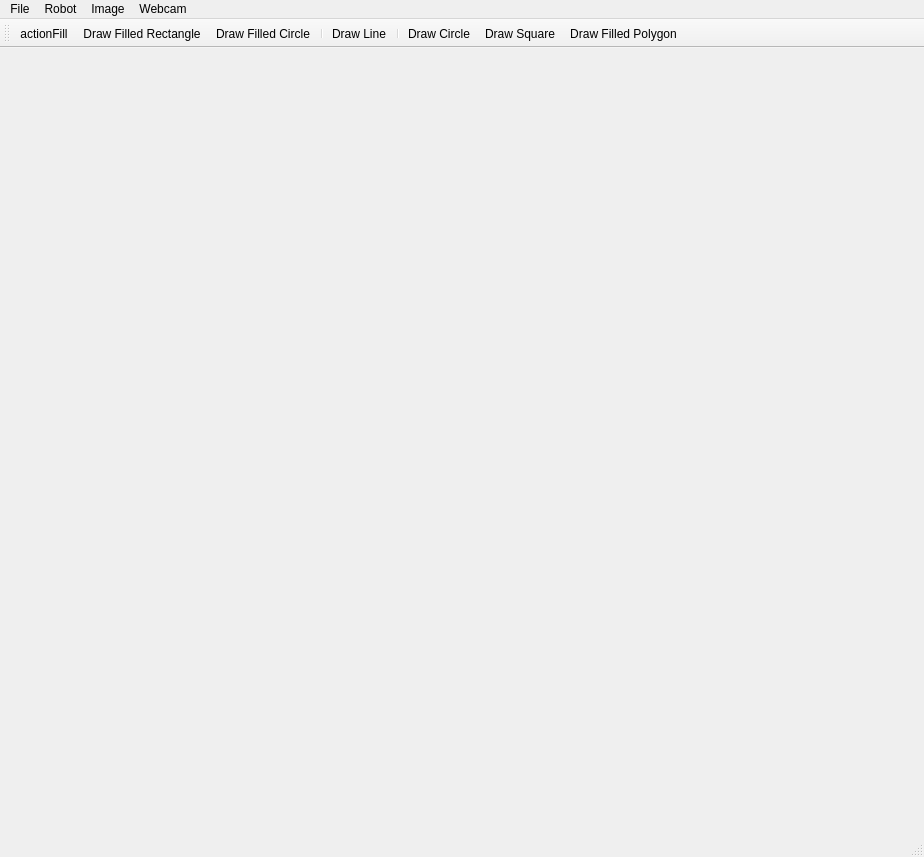
Qt form BobRoss/Sketchpad.ui (dongbu/painterRHIT) before a commit.
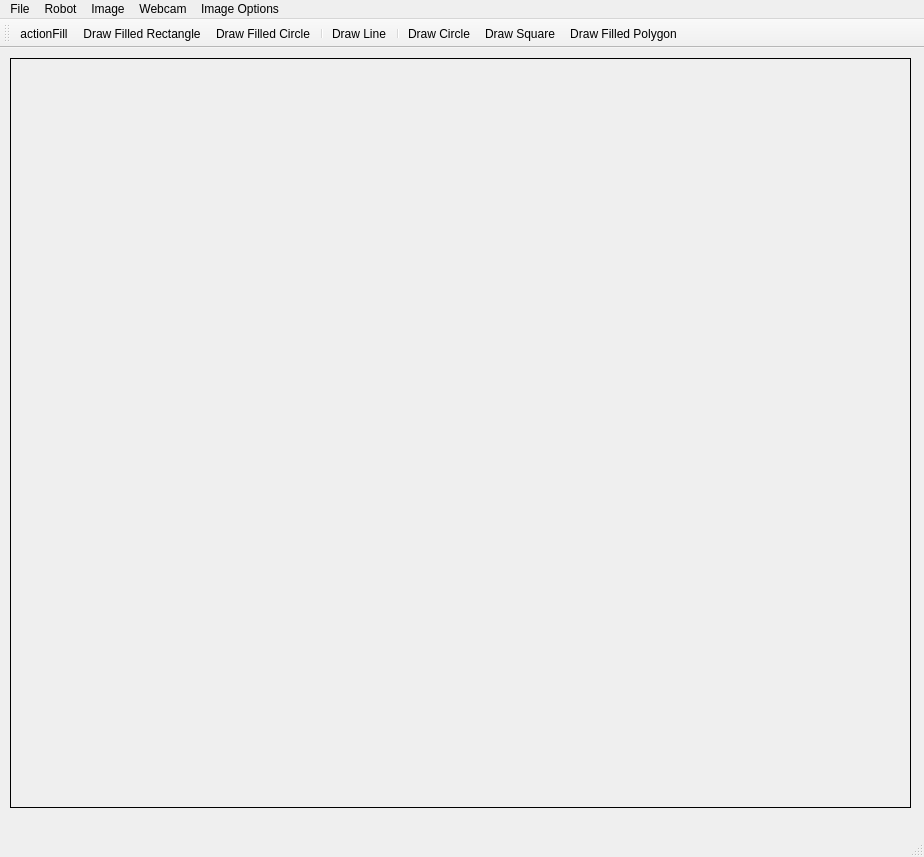
The same form after that commit. Icons and pictures are not drawn.

```diff
--- a/BobRoss/Sketchpad.ui
+++ b/BobRoss/Sketchpad.ui
@@ -26,6 +26,9 @@
     <property name="cursor">
      <cursorShape>CrossCursor</cursorShape>
     </property>
+    <property name="styleSheet">
+     <string notr="true">border: 1px solid black;</string>
+    </property>
    </widget>
   </widget>
   <widget class="QMenuBar" name="menubar">
@@ -34,7 +37,7 @@
      <x>0</x>
      <y>0</y>
      <width>924</width>
-     <height>26</height>
+     <height>21</height>
     </rect>
    </property>
    <widget class="QMenu" name="menuFile">
@@ -77,10 +80,18 @@
     <addaction name="actionSwitch"/>
     <addaction name="actionJudge"/>
    </widget>
+   <widget class="QMenu" name="menuImage_Options">
+    <property name="title">
+     <string>Image Options</string>
+    </property>
+    <addaction name="actionChange_Add_Kmean"/>
+    <addaction name="actionChange_Add_Canny"/>
+   </widget>
    <addaction name="menuFile"/>
    <addaction name="menuRobot"/>
    <addaction name="menuImage"/>
    <addaction name="menuWebcam"/>
+   <addaction name="menuImage_Options"/>
   </widget>
   <widget class="QStatusBar" name="statusbar"/>
   <widget class="QToolBar" name="toolBar_2">
```
Left out of the diff: 10 changed lines with no effect on the pictures.
